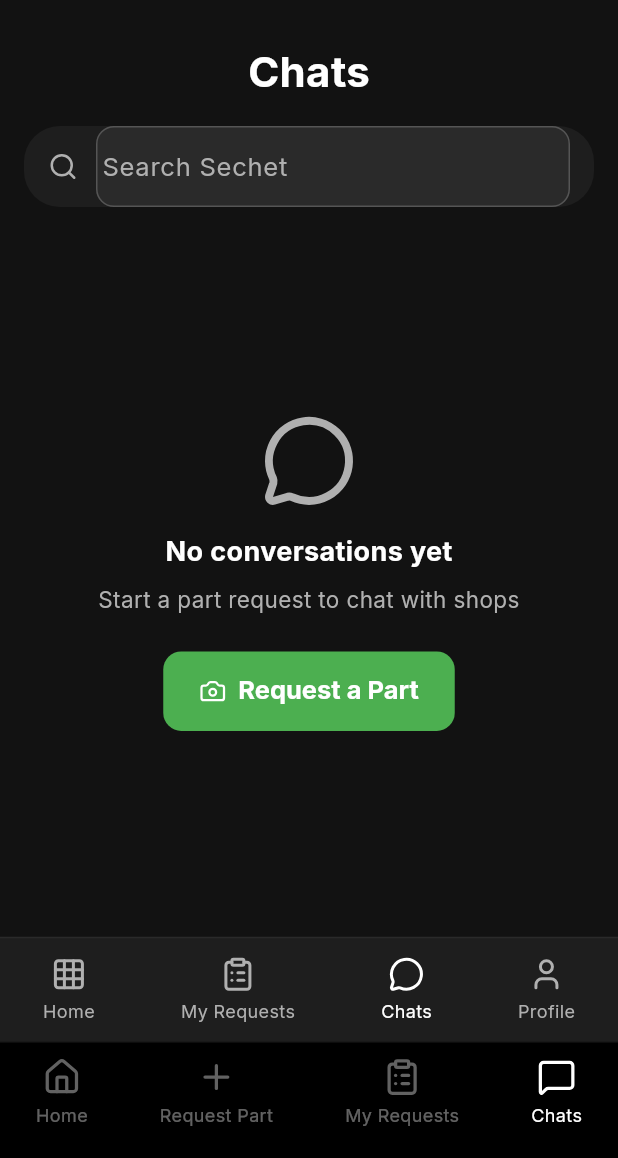
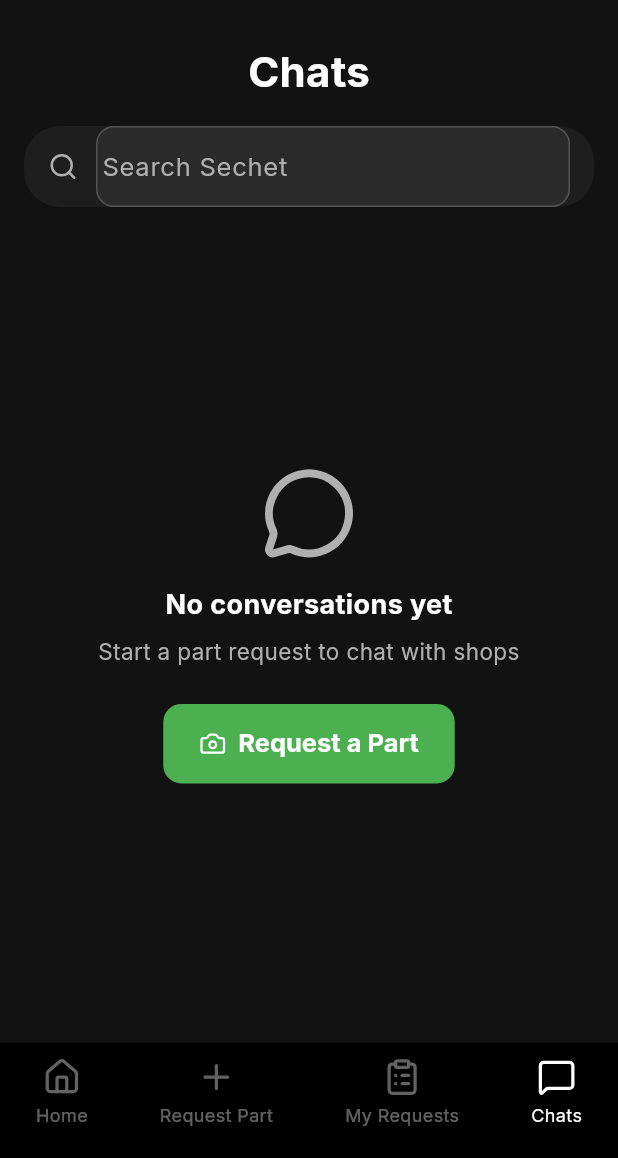
Before and after one commit to Shangev/Sparelink, a Flutter app: the ChatsScreen screen opened by its route, on a phone screen of 412 x 824 dp, the part 78-1236 px from its top. Run offline on Flutter 3.47's test engine with Material 3 defaults, Android fonts, the phone set to English and light mode, and no system bars; our stand-ins replace audioplayers, camera, dio, file_picker, flutter_riverpod, flutter_secure_storage and 9 more; missing offline and left inert: record; accounts and stored records are empty; project files that could hold a hidden picture were left out.

Commit message:
Fix double navigation bar: remove duplicate bottomNavigationBar from ChatsScreen, MyRequestsScreen, ProfileScreen

```diff
--- a/sparelink-flutter/lib/features/chat/presentation/chats_screen.dart
+++ b/sparelink-flutter/lib/features/chat/presentation/chats_screen.dart
@@ -405,7 +405,7 @@
     return _buildMobileLayout(context);
   }
 
-  /// Mobile layout - original single-column view with bottom nav
+  /// Mobile layout - original single-column view (bottom nav provided by ResponsiveShell)
   Widget _buildMobileLayout(BuildContext context) {
     return Scaffold(
       backgroundColor: _backgroundColor,
@@ -438,8 +438,7 @@
           ],
         ),
       ),
-      // Bottom Navigation Bar
-      bottomNavigationBar: _buildBottomNavBar(),
+      // Bottom nav is provided by ResponsiveShell - removed duplicate
     );
   }
 
@@ -740,78 +739,6 @@
     );
   }
 
-  Widget _buildBottomNavBar() {
-    return Container(
-      decoration: const BoxDecoration(
-        color: _cardBackground,
-        border: Border(
-          top: BorderSide(color: Color(0xFF2A2A2A), width: 1),
-        ),
-      ),
-      padding: const EdgeInsets.symmetric(vertical: 12),
-      child: SafeArea(
-        top: false,
-        child: Row(
-          mainAxisAlignment: MainAxisAlignment.spaceAround,
-          children: [
-            _buildNavItem(
-              icon: LucideIcons.grid3x3,
-              label: 'Home',
-              isActive: false,
-              onTap: () => context.go('/'),
-            ),
-            _buildNavItem(
-              icon: LucideIcons.clipboardList,
-              label: 'My Requests',
-              isActive: false,
-              onTap: () => context.push('/my-requests'),
-            ),
-            _buildNavItem(
-              icon: LucideIcons.messageCircle,
-              label: 'Chats',
-              isActive: true,
-              onTap: () {},
-            ),
-            _buildNavItem(
-              icon: LucideIcons.user,
-              label: 'Profile',
-              isActive: false,
-              onTap: () => context.push('/profile'),
-            ),
-          ],
-        ),
-      ),
-    );
-  }
-
-  Widget _buildNavItem({
-    required IconData icon,
-    required String label,
-    required bool isActive,
-    required VoidCallback onTap,
-  }) {
-    return GestureDetector(
-      onTap: onTap,
-      child: Column(
-        mainAxisSize: MainAxisSize.min,
-        children: [
-          Icon(
-            icon,
-            color: isActive ? Colors.white : _subtitleGray,
-            size: 24,
-          ),
-          const SizedBox(height: 4),
-          Text(
-            label,
-            style: TextStyle(
-              color: isActive ? Colors.white : _subtitleGray,
-              fontSize: 12,
-            ),
-          ),
-        ],
-      ),
-    );
-  }
 }
 
 /// Desktop icon button with hover effect
```
Also changed, not shown: sparelink-flutter/lib/features/profile/presentation/profile_screen.dart (+1 -60 lines), sparelink-flutter/lib/features/requests/presentation/my_requests_screen.dart (+1 -78 lines), 3 other files.
